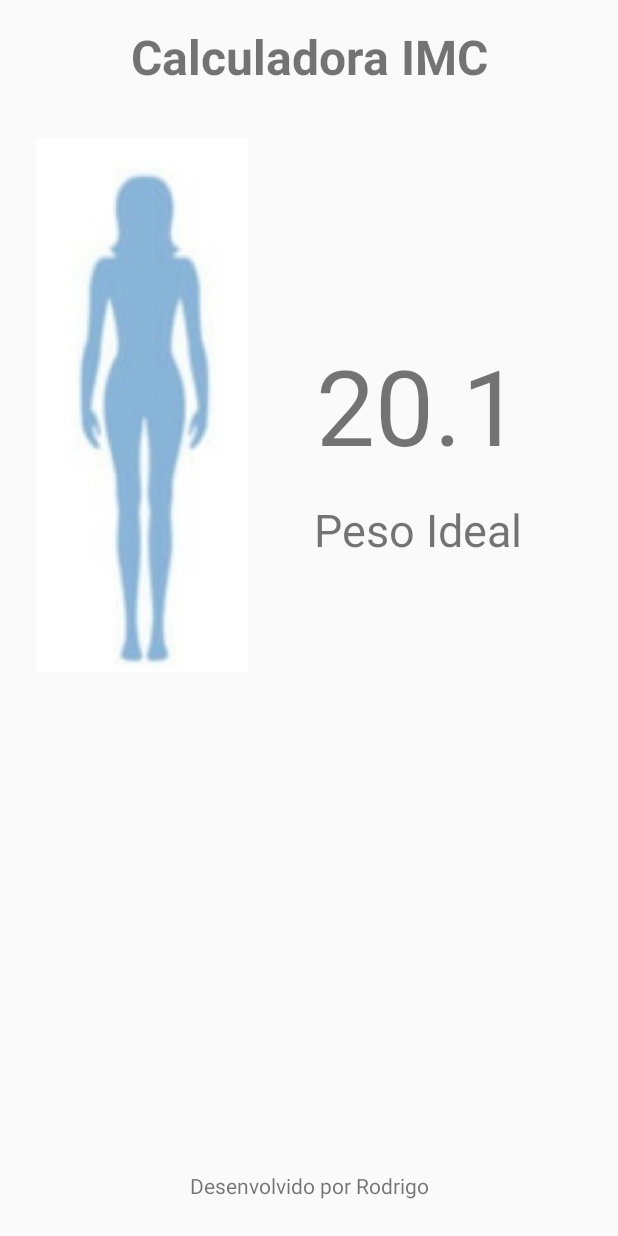
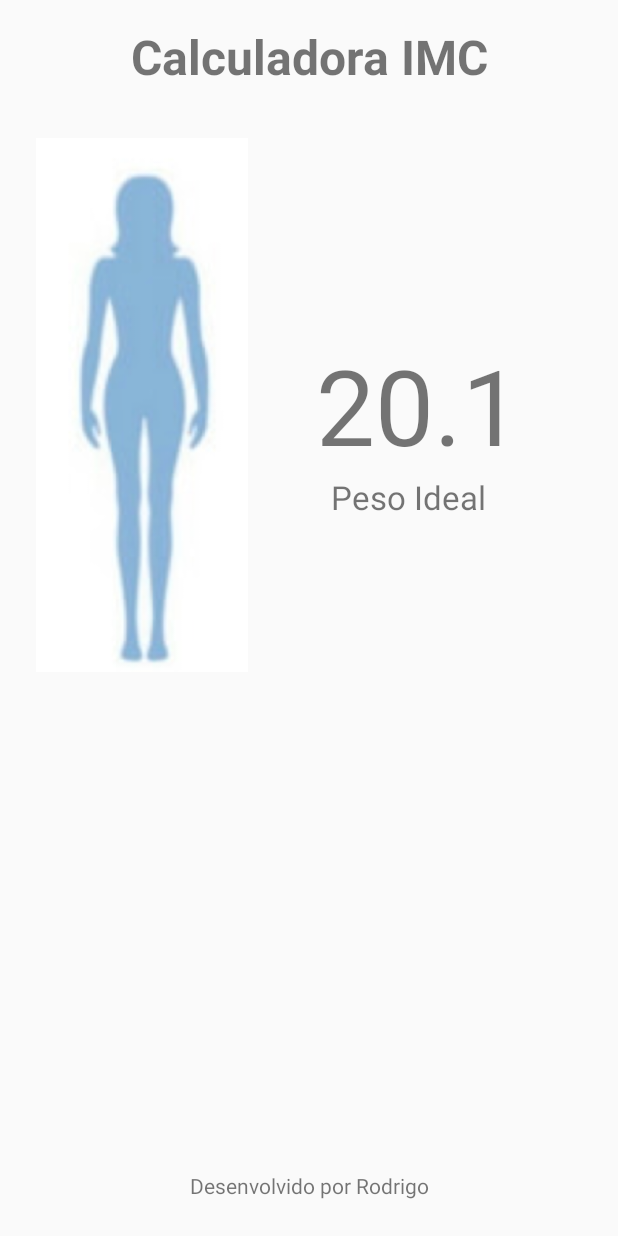
Before and after one commit to RodrigoAlmeidaPereira/android_imc, an Android app: the layout activity_result.xml on its own in the app's theme, with its tools: preview values and no code run, on a phone screen of 412 x 824 dp. Run offline under Robolectric (Android 15) with nearby library versions, the phone set to English and light mode, and no system bars.

```diff
--- a/app/src/main/res/layout/activity_result.xml
+++ b/app/src/main/res/layout/activity_result.xml
@@ -33,10 +33,10 @@
             android:text="Peso Ideal"
             android:layout_width="wrap_content"
             android:layout_height="wrap_content"
-            android:id="@+id/tvStatusImc" android:textSize="30sp" app:layout_constraintStart_toEndOf="@+id/ivImc"
+            android:id="@+id/tvStatusImc" android:textSize="22sp" app:layout_constraintStart_toEndOf="@+id/ivImc"
             android:layout_marginStart="8dp" app:layout_constraintEnd_toEndOf="parent" android:layout_marginEnd="8dp"
-            app:layout_constraintTop_toBottomOf="@+id/tvImc" android:layout_marginTop="16dp"
-            app:layout_constraintHorizontal_bias="0.393"/>
+            app:layout_constraintTop_toBottomOf="@+id/tvImc"
+            app:layout_constraintHorizontal_bias="0.37"/>
     <TextView
             android:text="@string/app_owner"
             android:layout_width="wrap_content"
```
